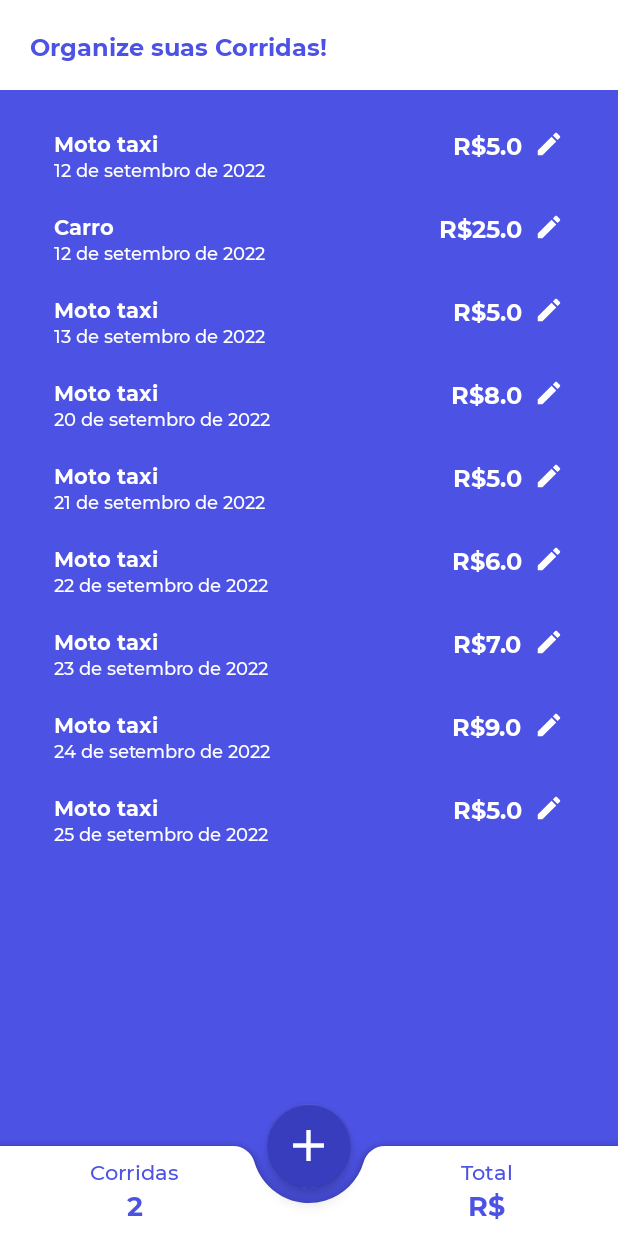
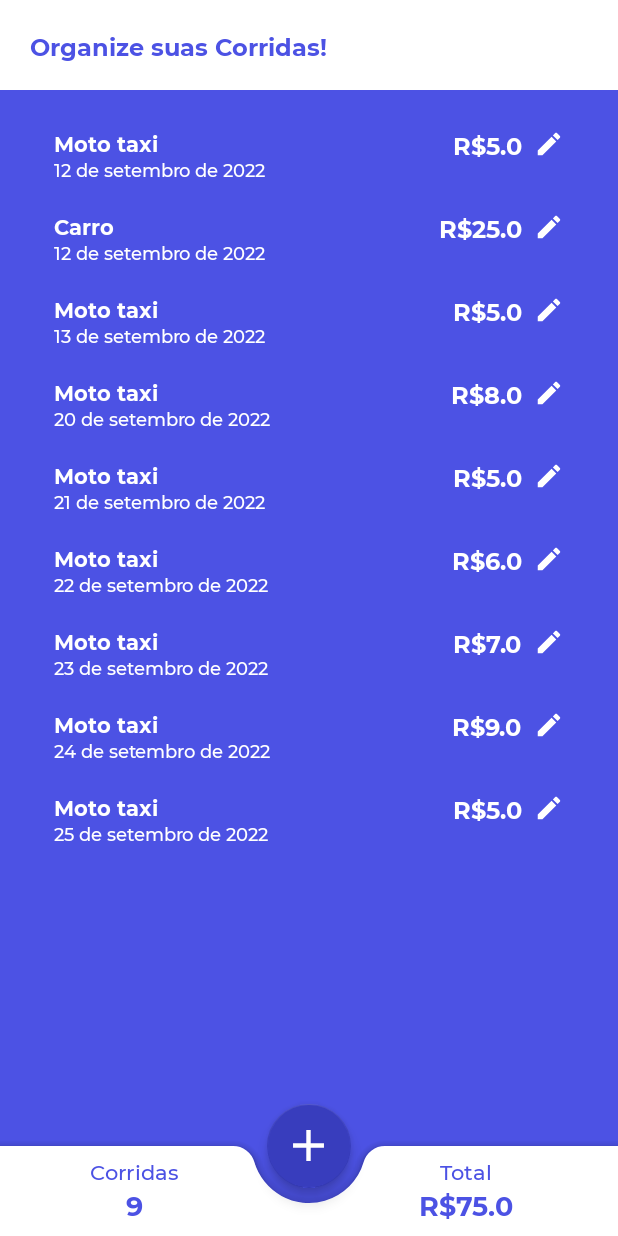
Before and after one commit to guilhermerauj0/Corridas, an Android app: the screen it shows after launch (MainActivity), on a phone screen of 412 x 824 dp. Run offline under Robolectric (Android 15) with nearby library versions, the phone set to English and light mode, and no system bars.

Commit message:
calculate race total and race total of price in Recycler View Itens

```diff
--- a/app/src/main/java/com/coldrosemob/corridas/view/MainActivity.kt
+++ b/app/src/main/java/com/coldrosemob/corridas/view/MainActivity.kt
@@ -11,12 +11,6 @@ import com.coldrosemob.corridas.databinding.ActivityMainBinding
 class MainActivity : AppCompatActivity() {
 
     private lateinit var binding: ActivityMainBinding
-
-    override fun onCreate(savedInstanceState: Bundle?) {
-        super.onCreate(savedInstanceState)
-        binding = ActivityMainBinding.inflate(layoutInflater)
-        val view = binding.root
-        setContentView(view)
 
     var raceList = mutableListOf(
         Race("Moto taxi"
@@ -48,6 +42,15 @@ class MainActivity : AppCompatActivity() {
             , "25 de setembro de 2022"),
     )
 
+    override fun onCreate(savedInstanceState: Bundle?) {
+        super.onCreate(savedInstanceState)
+        binding = ActivityMainBinding.inflate(layoutInflater)
+        val view = binding.root
+        setContentView(view)
+
+        binding.raceTotalQtd.text = raceList.size.toString()
+        binding.raceTotalPrice.text = "R$${totalPrice(raceList)}"
+
         val adapter = RaceAdapter(raceList)
         binding.mainRvRace.adapter = adapter
         binding.mainRvRace.layoutManager = LinearLayoutManager(this)
@@ -58,4 +61,13 @@ class MainActivity : AppCompatActivity() {
             adapter.notifyItemInserted(raceList.size - 1)
         }
     }
+
+    // CALCULATE TOTAL VALUE OF LIST ITEM
+    fun totalPrice(list : List<Race>): Double {
+        var total : Double = 0.00
+        for (element in list){
+            total += element.price
         }
+        return total
+    }
+}
--- a/app/src/main/java/com/coldrosemob/corridas/viewmodel/RaceAdapter.kt
+++ b/app/src/main/java/com/coldrosemob/corridas/viewmodel/RaceAdapter.kt
@@ -19,11 +19,19 @@ class RaceAdapter(private var raceList: List<Race>) : RecyclerView.Adapter<RaceA
 
     @SuppressLint("SetTextI18n")
     override fun onBindViewHolder(holder: RaceViewHolder, position: Int) {
+        for (totalPrice in 0..raceList.size){
+            (totalPrice + raceList[position].price)
+        }
+
         holder.binding.apply {
             raceVehicle.text = raceList[position].vehicle
             raceDate.text = raceList[position].date
             racePrice.text = "R$${raceList[position].price}"
+
         }
+
+
+
     }
 
     override fun getItemCount(): Int = raceList.size
--- a/app/src/main/res/layout/activity_main.xml
+++ b/app/src/main/res/layout/activity_main.xml
@@ -75,6 +75,7 @@
                     android:layout_width="wrap_content"
                     android:layout_height="wrap_content"
                     android:text="2"
+                    android:id="@+id/race_total_qtd"
                     android:textSize="18sp"
                     android:fontFamily="@font/montserratbold"
                     android:textColor="@color/blueprincipal"/>
@@ -101,6 +102,7 @@
                     android:layout_width="wrap_content"
                     android:layout_height="wrap_content"
                     android:text="R$"
+                    android:id="@+id/race_total_price"
                     android:textSize="18sp"
                     android:fontFamily="@font/montserratbold"
                     android:textColor="@color/blueprincipal"/>
```
Lines whose indentation alone changed are shown as unchanged.
